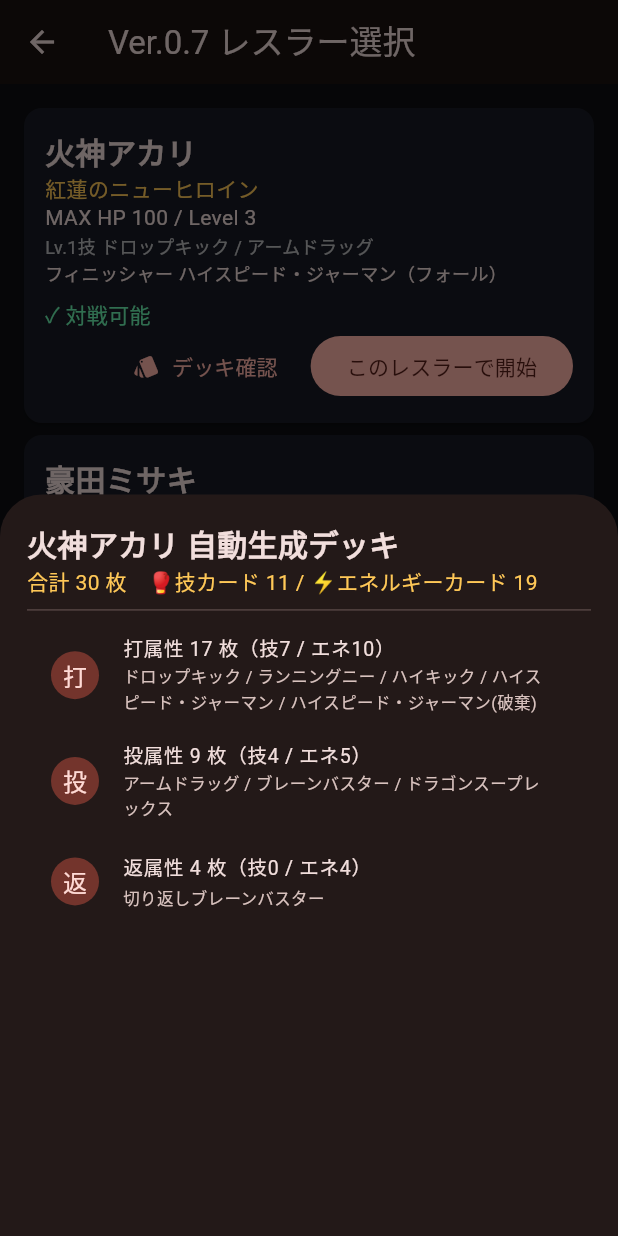
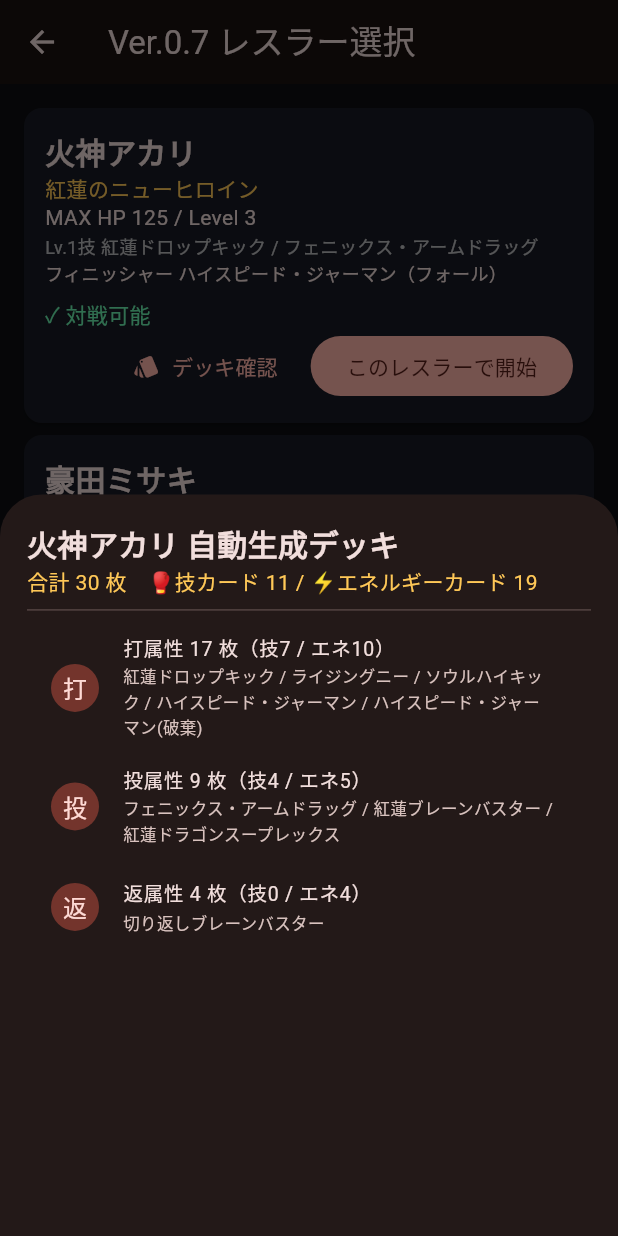
Before and after one commit to perusonao/one_night_match, a Flutter app: the LevelMatchSelectScreen screen opened directly, after a tap on "デッキ確認", on a phone screen of 412 x 824 dp. Run offline on Flutter 3.47's test engine with Material 3 defaults, Android fonts, the phone set to English and light mode, and no system bars; our stand-ins replace audioplayers, shared_preferences; missing offline and left inert: dart:html; accounts and stored records are empty.

Commit message:
根本原因を修正: レスラー/技データが古いJSON資産とローカル保存に固定され、 Dart側の技名変更が反映されていなかった不具合を解消
プレイテストで「通常技名と固有技名が逆」が過去に修正したはずなのに
再発した件を調査した結果、UI・演出コードは最新化されていたが、実際の
試合で使われるレスラー/技データは以下の2経路で古いまま固定されていた
ことが判明:

1. LocalWrestlerRepository._loadDefaults() が assets/data/wrestlers.json
   （Ver.0.7.7以前のスナップショットで固定・basicMoveIds無し・
   Level1技IDが汎用dropkick/arm_dragのまま）を読んでいた
2. 一度ローカル（ブラウザのlocalStorage）に保存されると、
   defaultEditorWrestlers/defaultEditorMoves側をどれだけ直しても
   二度と反映されなかった（ストレージキーが固定のv03のまま）

対応:
- _loadDefaults() を defaultEditorWrestlers（Dartソース）を直接返すように変更し、
  古いJSON資産への依存を撤廃
- assets/data/wrestlers.json・moves.json・abilities.json
  （後者2つは中身が空の仮ファイルで実際には未使用）を削除、
  pubspec.yamlのassets登録も削除
- ストレージキーをv03→v04へ引き上げ、既存ユーザーの古いローカル保存
  データを破棄して全員が最新の技名・レベル構成から再出発するようにした

UIの追加改善:
- レベル選択の「維持」ボタンをタイル一覧の下から見出し直下（常時表示
  エリア）へ移動。タイル数が多い端末でスクロールしないと決定操作に
  届かない問題を解消
- 手札チップに視認アイコンを追加し、タップで内訳を確認できることを
  分かりやすく（FIN READY/USEDを短縮表示に変え、幅の余裕を確保）
- 「オート」（normal速度）の演出テンポが速すぎるとの指摘を受け、
  ビート表示の基準倍率を引き上げ（fast/manualは意図的に素早いまま維持）

テスト: 全128テスト・flutter analyze共にクリーン。web releaseビルドも
確認済み。

Co-Authored-By: Claude Sonnet 5 <noreply@anthropic.com>
Claude-Session: https://claude.ai/code/session_01WJs394aJRPM5xzJqJU1aw4

```diff
--- a/assets/data/abilities.json
+++ /dev/null
@@ -1 +0,0 @@
-{"dataVersion":1,"note":"Ver.0.3の仮能力定義。実行ルールには未接続。","source":"lib/src/wrestler_editor/defaults.dart"}
--- a/assets/data/moves.json
+++ /dev/null
@@ -1 +0,0 @@
-{"dataVersion":1,"note":"Ver.0.3の仮技定義。実行ルールには未接続。","source":"lib/src/wrestler_editor/defaults.dart"}
--- a/assets/data/wrestlers.json
+++ /dev/null
@@ -1,42 +0,0 @@
-[
-  {
-    "id":"wrestler_akari","name":"火神アカリ","subtitle":"紅蓮のニューヒロイン","type":"babyface","maxHp":100,
-    "description":"新ルール検討用の仮データです。","themeColor":"#E53935","imagePath":null,"tags":["正統派","仮データ"],
-    "dataVersion":1,"createdAt":"2026-08-01T00:00:00.000Z","updatedAt":"2026-08-01T00:00:00.000Z",
-    "levels":[
-      {"level":1,"displayName":"火神アカリ Level 1","unlockCondition":null,"resistances":{"strike":5,"throwMove":0,"submission":0,"counter":0,"rough":0,"aerial":0},"moveIds":["dropkick","arm_drag"],"counterMoveId":null,"abilityId":"burning_spirit","finisherId":null,"imagePath":null,"flavorText":"ここからが私の試合！"},
-      {"level":2,"displayName":"火神アカリ Level 2","unlockCondition":{"operator":"or","conditions":[{"type":"hpAtMost","value":50},{"type":"kickOutCountAtLeast","value":1}]},"resistances":{"strike":10,"throwMove":5,"submission":5,"counter":5,"rough":5,"aerial":5},"moveIds":["running_knee","brainbuster"],"counterMoveId":"counter_brainbuster","abilityId":"burning_spirit","finisherId":null,"imagePath":null,"flavorText":"声援が力に変わる。"},
-      {"level":3,"displayName":"火神アカリ Level 3","unlockCondition":{"operator":"and","conditions":[{"type":"previousLevelUnlocked"},{"type":"heatAtLeast","value":20}]},"resistances":{"strike":15,"throwMove":10,"submission":10,"counter":10,"rough":10,"aerial":10},"moveIds":["high_kick","dragon_suplex"],"counterMoveId":"counter_brainbuster","abilityId":"burning_spirit","finisherId":"high_speed_german","imagePath":null,"flavorText":"この一撃で、夜を終わらせる。"}
-    ]
-  },
-  {
-    "id":"wrestler_misaki","name":"豪田ミサキ","subtitle":"鋼鉄の女帝","type":"power","maxHp":100,
-    "description":"新ルール検討用の仮データです。","themeColor":"#F9A825","imagePath":null,"tags":["パワー","仮データ"],
-    "dataVersion":1,"createdAt":"2026-08-01T00:00:00.000Z","updatedAt":"2026-08-01T00:00:00.000Z",
-    "levels":[
-      {"level":1,"displayName":"豪田ミサキ Level 1","unlockCondition":null,"resistances":{"strike":5,"throwMove":0,"submission":0,"counter":0,"rough":0,"aerial":0},"moveIds":["dropkick","arm_drag"],"counterMoveId":null,"abilityId":"power_pressure","finisherId":null,"imagePath":null,"flavorText":"力こそすべて。"},
-      {"level":2,"displayName":"豪田ミサキ Level 2","unlockCondition":{"operator":"or","conditions":[{"type":"hpAtMost","value":50}]},"resistances":{"strike":10,"throwMove":5,"submission":5,"counter":5,"rough":5,"aerial":5},"moveIds":["running_knee","brainbuster"],"counterMoveId":"counter_brainbuster","abilityId":"power_pressure","finisherId":null,"imagePath":null,"flavorText":"まだ倒れない。"},
-      {"level":3,"displayName":"豪田ミサキ Level 3","unlockCondition":{"operator":"and","conditions":[{"type":"previousLevelUnlocked"},{"type":"heatAtLeast","value":20}]},"resistances":{"strike":15,"throwMove":10,"submission":10,"counter":10,"rough":10,"aerial":10},"moveIds":["high_kick","dragon_suplex"],"counterMoveId":"counter_brainbuster","abilityId":"power_pressure","finisherId":"gouda_driver","imagePath":null,"flavorText":"沈め！"}
-    ]
-  },
-  {
-    "id":"wrestler_reina","name":"白銀レイナ","subtitle":"リングの魔術師","type":"technician","maxHp":100,
-    "description":"新ルール検討用の仮データです。","themeColor":"#8E8EAA","imagePath":null,"tags":["テクニシャン","仮データ"],
-    "dataVersion":1,"createdAt":"2026-08-01T00:00:00.000Z","updatedAt":"2026-08-01T00:00:00.000Z",
-    "levels":[
-      {"level":1,"displayName":"白銀レイナ Level 1","unlockCondition":null,"resistances":{"strike":5,"throwMove":0,"submission":0,"counter":0,"rough":0,"aerial":0},"moveIds":["dropkick","arm_drag"],"counterMoveId":null,"abilityId":"silver_technique","finisherId":null,"imagePath":null,"flavorText":"読めています。"},
-      {"level":2,"displayName":"白銀レイナ Level 2","unlockCondition":{"operator":"or","conditions":[{"type":"hpAtMost","value":50}]},"resistances":{"strike":10,"throwMove":5,"submission":5,"counter":5,"rough":5,"aerial":5},"moveIds":["running_knee","brainbuster"],"counterMoveId":"counter_brainbuster","abilityId":"silver_technique","finisherId":null,"imagePath":null,"flavorText":"その先まで。"},
-      {"level":3,"displayName":"白銀レイナ Level 3","unlockCondition":{"operator":"and","conditions":[{"type":"previousLevelUnlocked"},{"type":"heatAtLeast","value":20}]},"resistances":{"strike":15,"throwMove":10,"submission":10,"counter":10,"rough":10,"aerial":10},"moveIds":["high_kick","dragon_suplex"],"counterMoveId":"counter_brainbuster","abilityId":"silver_technique","finisherId":"silver_lock","imagePath":null,"flavorText":"詰みです。"}
-    ]
-  },
-  {
-    "id":"wrestler_jack","name":"黒蝶ジャック","subtitle":"漆黒の悪女","type":"heel","maxHp":100,
-    "description":"新ルール検討用の仮データです。","themeColor":"#9C27B0","imagePath":null,"tags":["ヒール","仮データ"],
-    "dataVersion":1,"createdAt":"2026-08-01T00:00:00.000Z","updatedAt":"2026-08-01T00:00:00.000Z",
-    "levels":[
-      {"level":1,"displayName":"黒蝶ジャック Level 1","unlockCondition":null,"resistances":{"strike":5,"throwMove":0,"submission":0,"counter":0,"rough":0,"aerial":0},"moveIds":["heel_kick","chair_attack"],"counterMoveId":null,"abilityId":"heel_instinct","finisherId":null,"imagePath":null,"flavorText":"勝てば正義さ。"},
-      {"level":2,"displayName":"黒蝶ジャック Level 2","unlockCondition":{"operator":"or","conditions":[{"type":"hpAtMost","value":50}]},"resistances":{"strike":10,"throwMove":5,"submission":5,"counter":5,"rough":5,"aerial":5},"moveIds":["running_knee","brainbuster"],"counterMoveId":"counter_brainbuster","abilityId":"heel_instinct","finisherId":null,"imagePath":null,"flavorText":"もっと騒ぎな。"},
-      {"level":3,"displayName":"黒蝶ジャック Level 3","unlockCondition":{"operator":"and","conditions":[{"type":"previousLevelUnlocked"},{"type":"heatAtLeast","value":20}]},"resistances":{"strike":15,"throwMove":10,"submission":10,"counter":10,"rough":10,"aerial":10},"moveIds":["moonsault","dragon_suplex"],"counterMoveId":"counter_brainbuster","abilityId":"heel_instinct","finisherId":"black_butterfly","imagePath":null,"flavorText":"今夜は私のもの。"}
-    ]
-  }
-]
--- a/lib/src/wrestler_editor/repository.dart
+++ b/lib/src/wrestler_editor/repository.dart
@@ -1,6 +1,5 @@
 import 'dart:convert';
 
-import 'package:flutter/services.dart';
 import 'package:shared_preferences/shared_preferences.dart';
 
 import 'defaults.dart';
@@ -27,9 +26,15 @@ class LocalWrestlerRepository implements WrestlerRepository {
            abilities ??
            {for (final item in defaultEditorAbilities) item.id: item};
 
-  static const storageKey = 'one_night_match_wrestler_editor_v03';
-  static const moveStorageKey = 'one_night_match_move_editor_v03';
-  static const abilityStorageKey = 'one_night_match_ability_editor_v03';
+  // Ver.0.9: レスラー/技名の刷新（旧ルール廃止・技カード名整理等）が
+  // 既存ユーザーの端末に保存済みの古いデータへ反映されない不具合があった
+  // （_loadDefaults()が古いassets/data/wrestlers.jsonを読んでいた上、一度
+  // ローカル保存されると以後はDart側の変更を一切拾わなかった）。
+  // ストレージキーをv04へ上げることで、保存済みの古いデータを破棄し
+  // 全員が最新のdefaultEditorWrestlers/defaultEditorMovesから再出発する。
+  static const storageKey = 'one_night_match_wrestler_editor_v04';
+  static const moveStorageKey = 'one_night_match_move_editor_v04';
+  static const abilityStorageKey = 'one_night_match_ability_editor_v04';
   final WrestlerValidator validator;
   final Map<String, MoveDefinition> moves;
   final Map<String, AbilityDefinition> abilities;
@@ -55,19 +60,12 @@ class LocalWrestlerRepository implements WrestlerRepository {
     }
   }
 
-  Future<List<WrestlerDefinition>> _loadDefaults() async {
-    try {
-      final source = await rootBundle.loadString('assets/data/wrestlers.json');
-      return (jsonDecode(source) as List)
-          .map(
-            (item) =>
-                WrestlerDefinition.fromJson(Map<String, dynamic>.from(item)),
-          )
-          .toList();
-    } on Object {
-      return List.of(defaultEditorWrestlers);
-    }
-  }
+  // Ver.0.9: 以前はassets/data/wrestlers.jsonという同梱JSONから既定値を
+  // 読み込んでいたが、このファイルはVer.0.7.7以前のスナップショットのまま
+  // 更新されておらず、技名・レベル構成が古いまま出続ける不具合の原因だった。
+  // defaultEditorWrestlers（Dartソース）を唯一の正とする。
+  Future<List<WrestlerDefinition>> _loadDefaults() async =>
+      List.of(defaultEditorWrestlers);
 
   @override
   Future<WrestlerDefinition?> loadById(String id) async {
--- a/pubspec.yaml
+++ b/pubspec.yaml
@@ -74,7 +74,6 @@ flutter:
   # the material Icons class.
   uses-material-design: true
   assets:
-    - assets/data/
     - assets/audio/
 
   # To add assets to your application, add an assets section, like this:
```
Also changed, not shown: lib/src/level_match/level_match_screens.dart (+54 -18 lines).
